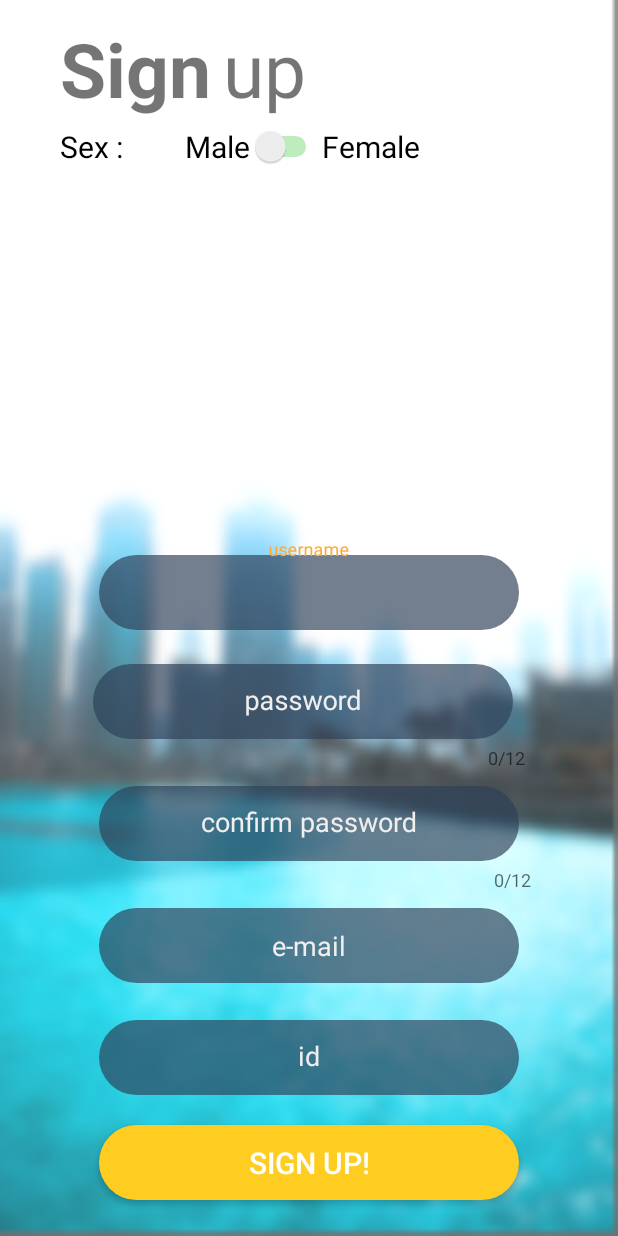
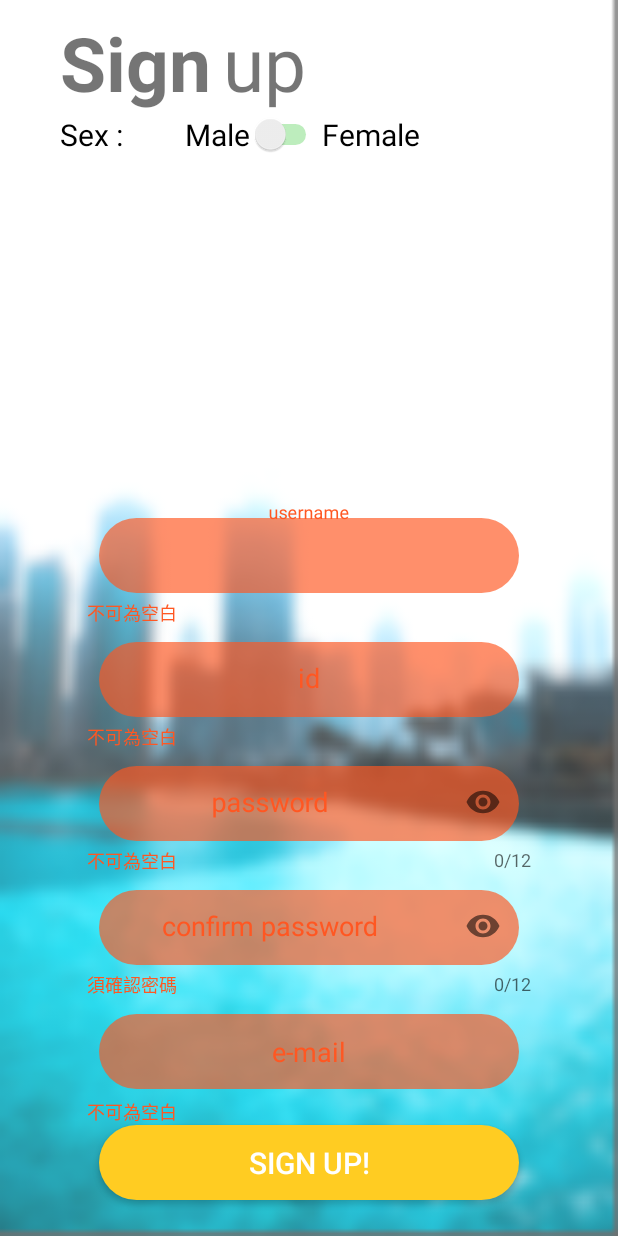
Before and after one commit to erikareck/BeaGroup, an Android app: the signup screen opened directly, with no data from a screen before it, after a tap on "SIGN UP!", on a phone screen of 412 x 824 dp. Run offline under Robolectric (Android 15) with nearby library versions, the phone set to English and light mode, and no system bars.

Commit message:
2018/09/11

```diff
--- a/app/src/main/java/com/example/sharon/beagroup/MainActivity.java
+++ b/app/src/main/java/com/example/sharon/beagroup/MainActivity.java
@@ -3,6 +3,8 @@ package com.example.sharon.beagroup;
 import android.content.Intent;
 import android.support.v7.app.AppCompatActivity;
 import android.os.Bundle;
+import android.view.View;
+import android.widget.Toast;
 
 public class MainActivity extends AppCompatActivity {
 
@@ -17,4 +19,7 @@ public class MainActivity extends AppCompatActivity {
                 startActivity(intent);
         }
     }
+    public void openAccount(View view){
+        startActivity(new Intent(this, account.class));
+    } //按下個人帳戶進入畫面
 }
--- /dev/null
+++ b/app/src/main/java/com/example/sharon/beagroup/checkID.java
@@ -0,0 +1,69 @@
+package com.example.sharon.beagroup;
+
+import android.os.AsyncTask;
+
+import java.io.BufferedReader;
+import java.io.BufferedWriter;
+import java.io.IOException;
+import java.io.InputStream;
+import java.io.InputStreamReader;
+import java.io.OutputStream;
+import java.io.OutputStreamWriter;
+import java.io.UnsupportedEncodingException;
+import java.net.HttpURLConnection;
+import java.net.MalformedURLException;
+import java.net.URL;
+import java.net.URLEncoder;
+
+public class checkID extends AsyncTask <String, Void, String> {
+
+    @Override
+    protected void onPostExecute(String result) {
+        super.onPostExecute(result);
+    }
+    @Override
+    protected String doInBackground(String... params ) {
+        String id = params[0];
+        String check_code="";
+        String result="";
+        try{
+            String checkid_url = "http://140.113.73.42/checkID.php";
+            URL url = new URL(checkid_url);
+            HttpURLConnection httpURLConnection = (HttpURLConnection) url.openConnection();
+            httpURLConnection.setRequestMethod("POST");
+            httpURLConnection.setDoInput(true);
+            httpURLConnection.setDoOutput(true);
+            OutputStream outputStream = httpURLConnection.getOutputStream();
+            BufferedWriter bufferedWriter = new BufferedWriter(new OutputStreamWriter(outputStream, "UTF-8"));
+            String post_data = URLEncoder.encode("user_id", "UTF-8") + "=" + URLEncoder.encode(id, "UTF-8");  //資料POST的格式
+            bufferedWriter.write(post_data);
+            bufferedWriter.flush();
+            bufferedWriter.close();
+            outputStream.close();
+            InputStream inputStream = httpURLConnection.getInputStream();
+            BufferedReader bufferedReader = new BufferedReader(new InputStreamReader(inputStream, "iso-8859-1"));
+
+
+            while ((check_code = bufferedReader.readLine()) != null) {
+                if (check_code.equals("1")) //無重複資料
+                    result = "1";
+                else  //有重複資料
+                    result = "0";
+            }
+            bufferedReader.close();
+            inputStream.close();
+            httpURLConnection.disconnect();
+
+
+        }
+        catch (UnsupportedEncodingException e) {
+            result = "0";
+        } catch (MalformedURLException e) {
+            result = "0";
+        } catch (IOException e) {
+            result = "0";
+        }
+        return result;
+    }
+
+}
--- a/app/src/main/java/com/example/sharon/beagroup/signup.java
+++ b/app/src/main/java/com/example/sharon/beagroup/signup.java
@@ -1,22 +1,54 @@
 package com.example.sharon.beagroup;
 
 import android.content.Intent;
+import android.os.AsyncTask;
 import android.support.design.widget.TextInputLayout;
 import android.support.v7.app.AppCompatActivity;
 import android.os.Bundle;
 import android.text.Editable;
+import android.text.TextUtils;
 import android.text.TextWatcher;
+import android.util.Patterns;
 import android.view.View;
 import android.view.WindowManager;
 import android.widget.CompoundButton;
 import android.widget.EditText;
 import android.widget.Switch;
+import android.widget.Toast;
 
-public class signup extends AppCompatActivity {
+import org.json.JSONException;
 
+import java.io.BufferedReader;
+import java.io.BufferedWriter;
+import java.io.IOException;
+import java.io.InputStream;
+import java.io.InputStreamReader;
+import java.io.OutputStream;
+import java.io.OutputStreamWriter;
+import java.net.HttpURLConnection;
+import java.net.MalformedURLException;
+import java.net.URL;
+import java.net.URLEncoder;
+import java.util.concurrent.ExecutionException;
+import java.util.regex.Pattern;
+
+public class signup extends AppCompatActivity{
+    private static final Pattern PASSWORD_PATTERN =
+            Pattern.compile("^"            //String 開頭
+                    + "(?=.*[0-9])"       //至少一數字
+                    + "(?=.*[a-zA-Z])"   //至少一字母
+                    + "(?=\\S+$)"         //不可有空白
+                    + ".{5,12}"          //長度介於5~12
+                    + "$");              //String結尾
+    private static final Pattern ID_PATTERN =
+            Pattern.compile("^"            //String 開頭
+                    + "(?=.*[a-zA-Z])"   //至少一字母
+                    + "(?=\\S+$)"         //不可有空白
+                    + ".{6,15}"          //長度介於6~15
+                    + "$");              //String結尾
     EditText name, password, password_con, email, id;
     Switch sex;
-    TextInputLayout passwordconlayout, passwordlayout;
+    TextInputLayout namelayout, passwordconlayout, passwordlayout, emaillayout, idlayout;
 
     @Override
     protected void onCreate(Bundle savedInstanceState) {
@@ -29,30 +61,101 @@ public class signup extends AppCompatActivity {
         email = (EditText) findViewById(R.id.et_email);
         id = (EditText) findViewById(R.id.et_id);
         sex = (Switch) findViewById(R.id.et_sex);
+        namelayout = (TextInputLayout)findViewById(R.id.et_name_layout);
         passwordlayout = (TextInputLayout)findViewById(R.id.et_password_layout); //textinputlayout使edittext能顯示錯誤訊息等
         passwordconlayout = (TextInputLayout)findViewById(R.id.et_password_con_layout);
+        emaillayout = (TextInputLayout)findViewById(R.id.et_email_layout);
+        idlayout = (TextInputLayout)findViewById(R.id.et_id_layout);
+    }
 
-        password_con.addTextChangedListener(new TextWatcher() {
-            @Override
-            public void beforeTextChanged(CharSequence charSequence, int i, int i1, int i2) {
+    private boolean validateUsername(){
+        if(name.getText().toString().isEmpty()){
+            namelayout.setError("不可為空白");
+            return false;
+        }
+        else{
+            namelayout.setError(null);
+            return true;
+        }
+    }
 
-            }
+    private boolean validatePassword(){
+        if(password.getText().toString().isEmpty()){
+            passwordlayout.setError("不可為空白");
+            return false;
+        }
+        else if(!PASSWORD_PATTERN.matcher(password.getText().toString()).matches()){
+            passwordlayout.setError("至少須一字母、一數字、長度介於5~12且不可有空白");
+            return false;
+        }
+        else{
+            passwordlayout.setError(null);
+            return true;
+        }
+    }
 
-            @Override
-            public void onTextChanged(CharSequence charSequence, int i, int i1, int i2) {
+    private boolean validatePasswordCon(){
+        if(password_con.getText().toString().isEmpty()){
+            passwordconlayout.setError("須確認密碼");
+            return  false;
+        }
+        else if(!(password_con.getText().toString().equals(password.getText().toString()))){
+            passwordconlayout.setError("輸入密碼不一致");
+            return false;
+        }
+        else {
+            passwordconlayout.setError(null);
+            return true;
+        }
+    }
 
-            }
+    private boolean validateEmail(){
+        if(email.getText().toString().isEmpty()){
+            emaillayout.setError("不可為空白");
+            return false;
+        }
+        else if(!Patterns.EMAIL_ADDRESS.matcher(email.getText().toString()).matches()){
+            emaillayout.setError("請輸入有效email");
+            return false;
 
-            @Override
-            public void afterTextChanged(Editable s) {
-                if (s.toString().equals(password.getText().toString())) //測試兩次輸入之密碼是否一致
-                    passwordconlayout.setError(null);
-                else
-                    passwordconlayout.setError("輸入密碼不一致");
-            }
+        }
+        else{
+            emaillayout.setError(null);
+            return true;
+        }
+    }
 
-        });
+    private boolean validateID() throws ExecutionException, InterruptedException {
+        String testID =new checkID().execute(id.getText().toString()).get();
+        if(id.getText().toString().isEmpty()){
+            idlayout.setError("不可為空白");
+            return false;
+        }
+        else if(!ID_PATTERN.matcher(id.getText().toString()).matches()){
+            idlayout.setError("至少須一字母、長度介於6~15且不可有空白");
+            return false;
+
+        }
+        else if(testID.equals("0")){
+            idlayout.setError("此ID已有人使用");
+            return false;
+        }
+        else{
+            idlayout.setError(null);
+            return true;
+        }
     }
+
+    public void confirmInput(View v) throws ExecutionException, InterruptedException {
+        if (!validateUsername() | !validatePassword() | !validatePasswordCon() | !validateEmail() | !validateID()){
+            return;
+        }
+        else{
+            onSignup(getWindow().getDecorView());
+        }
+    }
+
+
 
     public void onSignup(View view) {
         String str_name = name.getText().toString();
@@ -76,5 +179,4 @@ public class signup extends AppCompatActivity {
         }
 
     }
-
 }
--- a/app/src/main/res/layout/activity_main.xml
+++ b/app/src/main/res/layout/activity_main.xml
@@ -78,6 +78,7 @@
         app:layout_constraintHorizontal_bias="0.294"
         app:layout_constraintStart_toEndOf="@+id/button3"
         app:layout_constraintTop_toBottomOf="@+id/button2"
-        app:layout_constraintVertical_bias="0.27" />
+        app:layout_constraintVertical_bias="0.27"
+        android:onClick="openAccount"/>
 
 </android.support.constraint.ConstraintLayout>
--- a/app/src/main/res/layout/activity_signup.xml
+++ b/app/src/main/res/layout/activity_signup.xml
@@ -5,8 +5,8 @@
     android:layout_width="match_parent"
     android:layout_height="match_parent"
     android:background="@drawable/login_background"
-    tools:context=".signup"
-    android:fitsSystemWindows="true">
+    android:fitsSystemWindows="true"
+    tools:context=".signup">
 
     <Switch
         android:id="@+id/et_sex"
@@ -14,7 +14,7 @@
         android:layout_height="wrap_content"
         android:layout_marginEnd="8dp"
         android:layout_marginStart="8dp"
-        android:layout_marginTop="84dp"
+        android:layout_marginTop="76dp"
         android:text="@string/male"
         android:textSize="20sp"
         android:theme="@style/SwitchStyle"
@@ -27,12 +27,13 @@
         android:id="@+id/et_name_layout"
         android:layout_width="wrap_content"
         android:layout_height="wrap_content"
-        android:layout_marginBottom="12dp"
         android:layout_marginEnd="8dp"
         android:layout_marginStart="8dp"
         android:textColorHint="#F0EEEE"
-        app:layout_constraintBottom_toTopOf="@+id/et_password_layout"
+        app:errorEnabled="true"
+        app:layout_constraintBottom_toTopOf="@+id/et_id_layout"
         app:layout_constraintEnd_toEndOf="parent"
+        app:layout_constraintHorizontal_bias="0.5"
         app:layout_constraintStart_toStartOf="parent">
 
         <EditText
@@ -49,6 +50,36 @@
             app:layout_constraintBottom_toTopOf="@+id/et_password"
             app:layout_constraintEnd_toEndOf="parent"
             app:layout_constraintStart_toStartOf="parent" />
+
+    </android.support.design.widget.TextInputLayout>
+
+    <android.support.design.widget.TextInputLayout
+        android:id="@+id/et_id_layout"
+        android:layout_width="wrap_content"
+        android:layout_height="wrap_content"
+        android:layout_marginEnd="8dp"
+        android:layout_marginStart="8dp"
+        android:textColorHint="#F0EEEE"
+        app:errorEnabled="true"
+        app:layout_constraintBottom_toTopOf="@+id/et_password_layout"
+        app:layout_constraintEnd_toEndOf="parent"
+        app:layout_constraintHorizontal_bias="0.5"
+        app:layout_constraintStart_toStartOf="parent">
+
+        <EditText
+            android:id="@+id/et_id"
+            android:layout_width="wrap_content"
+            android:layout_height="wrap_content"
+            android:layout_marginEnd="8dp"
+            android:layout_marginStart="8dp"
+            android:background="@drawable/edittext_design"
+            android:ems="10"
+            android:gravity="center"
+            android:hint="@string/id"
+            android:inputType="textPersonName"
+            app:layout_constraintBottom_toTopOf="@+id/signup"
+            app:layout_constraintEnd_toEndOf="parent"
+            app:layout_constraintStart_toStartOf="parent" />
     </android.support.design.widget.TextInputLayout>
 
     <android.support.design.widget.TextInputLayout
@@ -56,13 +87,16 @@
         android:layout_width="wrap_content"
         android:layout_height="wrap_content"
         android:layout_marginEnd="8dp"
+        android:layout_marginStart="8dp"
         android:textColorHint="#F0EEEE"
         app:counterEnabled="true"
         app:counterMaxLength="12"
+        app:errorEnabled="true"
         app:layout_constraintBottom_toTopOf="@+id/et_password_con_layout"
         app:layout_constraintEnd_toEndOf="parent"
         app:layout_constraintHorizontal_bias="0.5"
-        app:layout_constraintStart_toStartOf="parent">
+        app:layout_constraintStart_toStartOf="parent"
+        app:passwordToggleEnabled="true">
 
         <EditText
             android:id="@+id/et_password"
@@ -92,7 +126,9 @@
         app:errorEnabled="true"
         app:layout_constraintBottom_toTopOf="@+id/et_email_layout"
         app:layout_constraintEnd_toEndOf="parent"
-        app:layout_constraintStart_toStartOf="parent">
+        app:layout_constraintHorizontal_bias="0.5"
+        app:layout_constraintStart_toStartOf="parent"
+        app:passwordToggleEnabled="true">
 
         <EditText
             android:id="@+id/et_password_con"
@@ -114,12 +150,13 @@
         android:id="@+id/et_email_layout"
         android:layout_width="wrap_content"
         android:layout_height="wrap_content"
-        android:layout_marginBottom="12dp"
         android:layout_marginEnd="8dp"
         android:layout_marginStart="8dp"
         android:textColorHint="#F0EEEE"
-        app:layout_constraintBottom_toTopOf="@+id/et_id_layout"
+        app:errorEnabled="true"
+        app:layout_constraintBottom_toTopOf="@+id/signup"
         app:layout_constraintEnd_toEndOf="parent"
+        app:layout_constraintHorizontal_bias="0.5"
         app:layout_constraintStart_toStartOf="parent">
 
         <EditText
@@ -138,34 +175,6 @@
             app:layout_constraintStart_toStartOf="parent" />
     </android.support.design.widget.TextInputLayout>
 
-    <android.support.design.widget.TextInputLayout
-        android:id="@+id/et_id_layout"
-        android:layout_width="wrap_content"
-        android:layout_height="wrap_content"
-        android:layout_marginBottom="20dp"
-        android:layout_marginEnd="8dp"
-        android:layout_marginStart="8dp"
-        android:textColorHint="#F0EEEE"
-        app:layout_constraintBottom_toTopOf="@+id/signup"
-        app:layout_constraintEnd_toEndOf="parent"
-        app:layout_constraintStart_toStartOf="parent">
-
-        <EditText
-            android:id="@+id/et_id"
-            android:layout_width="wrap_content"
-            android:layout_height="wrap_content"
-            android:layout_marginEnd="8dp"
-            android:layout_marginStart="8dp"
-            android:background="@drawable/edittext_design"
-            android:ems="10"
-            android:gravity="center"
-            android:hint="@string/id"
-            android:inputType="textPersonName"
-            app:layout_constraintBottom_toTopOf="@+id/signup"
-            app:layout_constraintEnd_toEndOf="parent"
-            app:layout_constraintStart_toStartOf="parent" />
-    </android.support.design.widget.TextInputLayout>
-
     <Button
         android:id="@+id/signup"
         android:layout_width="wrap_content"
@@ -174,7 +183,7 @@
         android:layout_marginEnd="8dp"
         android:layout_marginStart="8dp"
         android:background="@drawable/loginbtn_design"
-        android:onClick="onSignup"
+        android:onClick="confirmInput"
         android:text="@string/sign_up"
         android:textColor="#FFFFFF"
         android:textSize="20sp"
@@ -186,7 +195,7 @@
         android:id="@+id/female"
         android:layout_width="83dp"
         android:layout_height="wrap_content"
-        android:layout_marginTop="84dp"
+        android:layout_marginTop="76dp"
         android:text="@string/female"
         android:textColor="#000000"
         android:textSize="20sp"
@@ -198,7 +207,7 @@
         android:layout_width="wrap_content"
         android:layout_height="wrap_content"
         android:layout_marginStart="40dp"
-        android:layout_marginTop="84dp"
+        android:layout_marginTop="76dp"
         android:text="@string/sex"
         android:textColor="#000000"
         android:textSize="20sp"
@@ -210,7 +219,7 @@
         android:layout_width="wrap_content"
         android:layout_height="wrap_content"
         android:layout_marginStart="40dp"
-        android:layout_marginTop="12dp"
+        android:layout_marginTop="8dp"
         android:text="@string/sign"
         android:textSize="50sp"
         android:textStyle="bold"
@@ -222,7 +231,7 @@
         android:layout_width="wrap_content"
         android:layout_height="wrap_content"
         android:layout_marginStart="8dp"
-        android:layout_marginTop="12dp"
+        android:layout_marginTop="8dp"
         android:text="@string/up"
         android:textSize="50sp"
         app:layout_constraintStart_toEndOf="@+id/signup_logo"
--- a/app/src/main/res/values/strings.xml
+++ b/app/src/main/res/values/strings.xml
@@ -29,6 +29,11 @@
     <string name="male">Male</string>
     <string name="female">Female</string>
     <string name="sign_up">SIGN UP!</string>
+    <string name="item">item</string>
+    <string name="subitem">subitem</string>
+    <string name="todo">TODO</string>
+    <string name="更改">更改</string>
+    <string name="testing">testing</string>
 
 
 </resources>
```
Also changed, not shown: app/src/main/AndroidManifest.xml (+3 -5 lines), app/src/main/java/com/example/sharon/beagroup/BackgroundWork.java (+7 -2 lines), app/src/main/java/com/example/sharon/beagroup/CustomAdapter.java (added, +47 -0 lines), app/src/main/java/com/example/sharon/beagroup/account.java (added, +165 -0 lines), app/src/main/java/com/example/sharon/beagroup/login.java (+19 -12 lines), app/src/main/res/layout/activity_account.xml (added, +29 -0 lines), app/src/main/res/layout/activity_account_item.xml (added, +29 -0 lines), app/src/main/res/layout/activity_login.xml (+6 -6 lines), app/src/main/res/layout/alertdialog_use.xml (added, +16 -0 lines).
